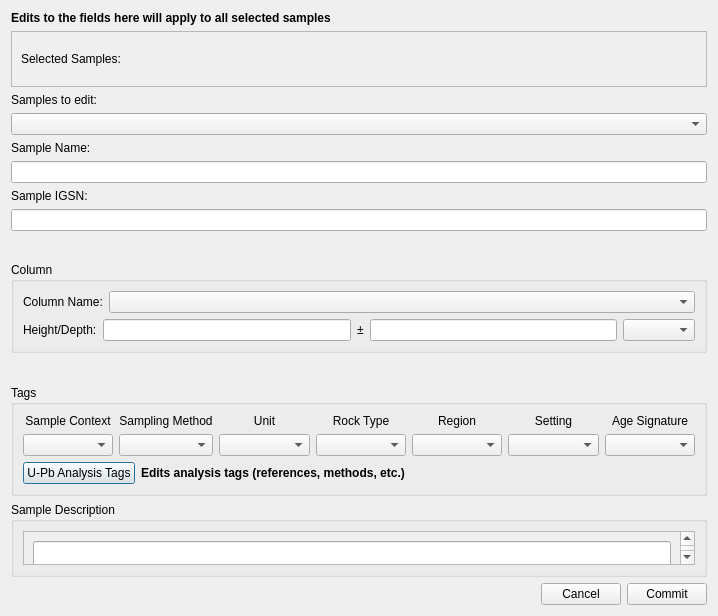
This is ui/SampleInformation.ui in kathrynmetcalf/GeoCORK as Qt 5 draws it before an edit. The edited form follows.
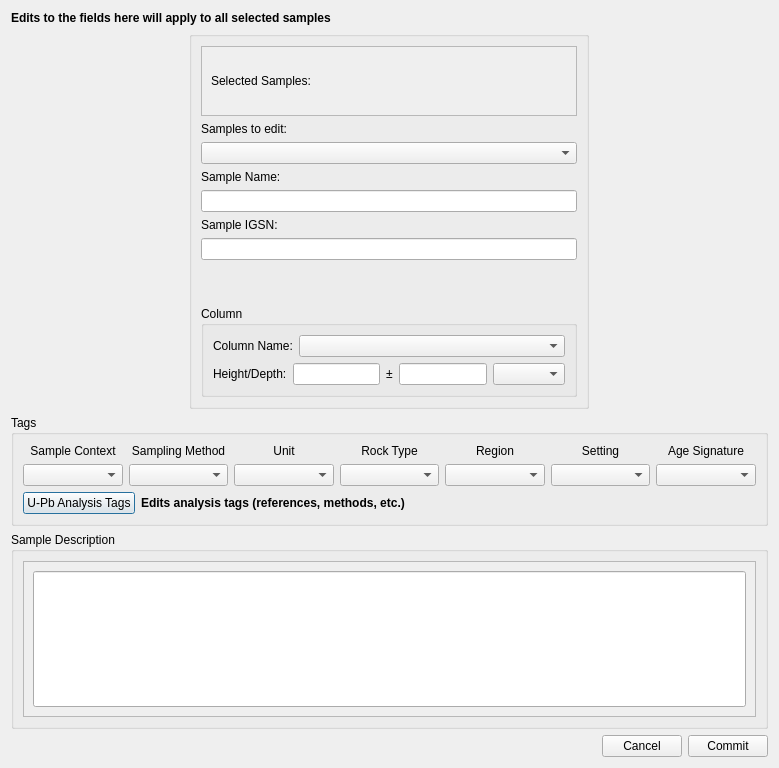
This is the edited form. Custom widgets are drawn as their Qt base class.

Commit message: Makes SampleInformation look nicer and obey expanding of the window appear nicer.

```diff
--- a/ui/SampleInformation.ui
+++ b/ui/SampleInformation.ui
@@ -6,8 +6,8 @@
    <rect>
     <x>0</x>
     <y>0</y>
-    <width>718</width>
-    <height>616</height>
+    <width>779</width>
+    <height>768</height>
    </rect>
   </property>
   <property name="sizePolicy">
@@ -25,10 +25,6 @@
   <property name="windowTitle">
    <string>Dialog</string>
   </property>
-  <layout class="QVBoxLayout" name="verticalLayout_10">
-   <item>
-    <layout class="QHBoxLayout" name="top_horizontalLayout">
-     <item>
       <layout class="QVBoxLayout" name="verticalLayout_9">
        <item>
         <widget class="QLabel" name="bold_label">
@@ -40,6 +36,7 @@
          </property>
          <property name="font">
           <font>
+       <weight>75</weight>
            <bold>true</bold>
           </font>
          </property>
@@ -49,6 +46,32 @@
         </widget>
        </item>
        <item>
+    <layout class="QHBoxLayout" name="top_horizontalLayout">
+     <property name="spacing">
+      <number>1</number>
+     </property>
+     <item>
+      <widget class="QGroupBox" name="sampleinformation_groupbox">
+       <property name="minimumSize">
+        <size>
+         <width>400</width>
+         <height>0</height>
+        </size>
+       </property>
+       <property name="maximumSize">
+        <size>
+         <width>400</width>
+         <height>16777215</height>
+        </size>
+       </property>
+       <property name="title">
+        <string/>
+       </property>
+       <property name="flat">
+        <bool>false</bool>
+       </property>
+       <layout class="QVBoxLayout" name="verticalLayout_12">
+        <item>
         <widget class="QScrollArea" name="scrollArea">
          <property name="sizePolicy">
           <sizepolicy hsizetype="Preferred" vsizetype="Minimum">
@@ -70,8 +93,8 @@
            <rect>
             <x>0</x>
             <y>0</y>
-            <width>676</width>
-            <height>42</height>
+             <width>378</width>
+             <height>69</height>
            </rect>
           </property>
           <layout class="QVBoxLayout" name="verticalLayout_11">
@@ -274,20 +297,8 @@
          </layout>
         </widget>
        </item>
-       <item>
-        <spacer name="verticalSpacer_2">
-         <property name="orientation">
-          <enum>Qt::Vertical</enum>
-         </property>
-         <property name="sizeHint" stdset="0">
-          <size>
-           <width>20</width>
-           <height>40</height>
-          </size>
-         </property>
-        </spacer>
-       </item>
-      </layout>
+       </layout>
+      </widget>
      </item>
     </layout>
    </item>
@@ -493,6 +504,7 @@
           </property>
           <property name="font">
            <font>
+            <weight>75</weight>
             <bold>true</bold>
            </font>
           </property>
@@ -506,19 +518,6 @@
      </layout>
     </widget>
    </item>
-   <item>
-    <spacer name="verticalSpacer_3">
-     <property name="orientation">
-      <enum>Qt::Vertical</enum>
-     </property>
-     <property name="sizeHint" stdset="0">
-      <size>
-       <width>20</width>
-       <height>40</height>
-      </size>
-     </property>
-    </spacer>
-   </item>
    <item>
     <widget class="QGroupBox" name="sample_description_groupBox">
      <property name="sizePolicy">
@@ -530,7 +529,7 @@
      <property name="minimumSize">
       <size>
        <width>0</width>
-       <height>75</height>
+       <height>100</height>
       </size>
      </property>
      <property name="title">
@@ -540,11 +539,17 @@
       <item>
        <widget class="QScrollArea" name="scrollArea_2">
         <property name="sizePolicy">
-         <sizepolicy hsizetype="Expanding" vsizetype="Expanding">
+         <sizepolicy hsizetype="Expanding" vsizetype="MinimumExpanding">
           <horstretch>0</horstretch>
           <verstretch>0</verstretch>
          </sizepolicy>
         </property>
+        <property name="minimumSize">
+         <size>
+          <width>0</width>
+          <height>40</height>
+         </size>
+        </property>
         <property name="widgetResizable">
          <bool>true</bool>
         </property>
@@ -553,15 +558,21 @@
           <rect>
            <x>0</x>
            <y>0</y>
-           <width>658</width>
-           <height>58</height>
+           <width>739</width>
+           <height>183</height>
           </rect>
          </property>
+         <property name="minimumSize">
+          <size>
+           <width>0</width>
+           <height>40</height>
+          </size>
+         </property>
          <layout class="QVBoxLayout" name="verticalLayout_15">
           <item>
            <widget class="QLineEdit" name="sample_description_lineEdit">
             <property name="sizePolicy">
-             <sizepolicy hsizetype="Expanding" vsizetype="Expanding">
+             <sizepolicy hsizetype="Expanding" vsizetype="MinimumExpanding">
               <horstretch>0</horstretch>
               <verstretch>0</verstretch>
              </sizepolicy>
```
Left out of the diff: 10 changed lines with no effect on the pictures. Lines whose indentation alone changed are shown as unchanged. The commit also changes 1 other file.
